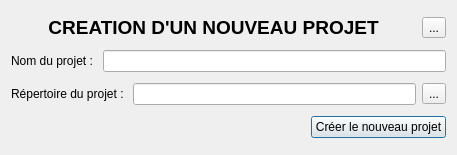
liberodark/openjardin, file dialogs/nouveau_projet.ui: the form before one commit.
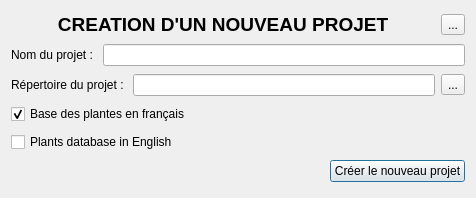
The form after the commit. Icons and pictures are not drawn.

Commit message: english database

The edit to the form file:
```diff
--- a/dialogs/nouveau_projet.ui
+++ b/dialogs/nouveau_projet.ui
@@ -6,8 +6,8 @@
    <rect>
     <x>0</x>
     <y>0</y>
-    <width>457</width>
-    <height>155</height>
+    <width>476</width>
+    <height>198</height>
    </rect>
   </property>
   <property name="windowTitle">
@@ -99,6 +99,23 @@
        </item>
       </layout>
      </item>
+     <item>
+      <widget class="QCheckBox" name="checkBoxFrench">
+       <property name="text">
+        <string>Base des plantes en français</string>
+       </property>
+       <property name="checked">
+        <bool>true</bool>
+       </property>
+      </widget>
+     </item>
+     <item>
+      <widget class="QCheckBox" name="checkBoxEnglish">
+       <property name="text">
+        <string>Plants database in English</string>
+       </property>
+      </widget>
+     </item>
      <item>
       <layout class="QHBoxLayout" name="horizontalLayout_3">
        <item>
```
The commit also changes 12 other files.
